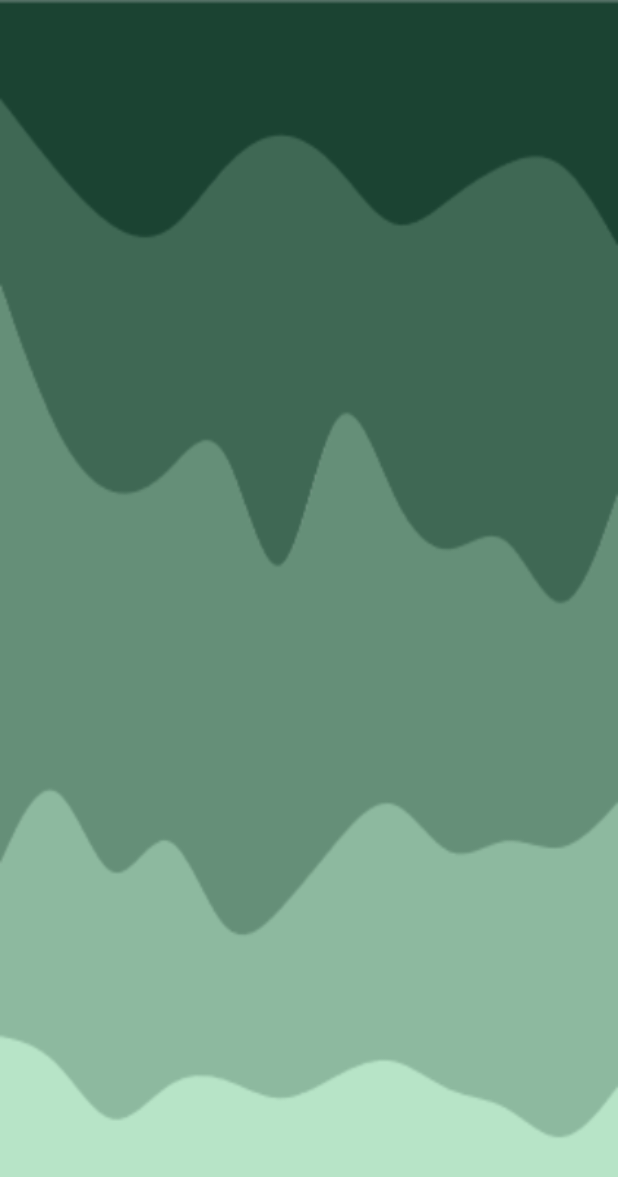
After one commit to PTFinalProject/solitude, an Android app: the hotlinePage screen opened directly, with no data from a screen before it, on a phone screen of 412 x 824 dp. The commit adds this screen. Shown: the top 1177 px of the screen. Run offline under Robolectric (Android 15) with nearby library versions, the phone set to English and light mode, and no system bars.

Commit message:
Added hotlines_page.xml and hotlinePage.java and added guides in README file for changing the background to an image and making a button go next page

```diff
--- /dev/null
+++ b/app/src/main/java/com/example/plattechfinalproject/hotlinePage.java
@@ -0,0 +1,13 @@
+package com.example.plattechfinalproject;
+
+import androidx.appcompat.app.AppCompatActivity;
+
+import android.os.Bundle;
+
+public class hotlinePage extends AppCompatActivity {
+
+    protected void onCreate(Bundle savedInstanceState) {
+        super.onCreate(savedInstanceState);
+        setContentView(R.layout.hotlines_page);
+    }
+}
--- /dev/null
+++ b/app/src/main/res/layout/hotlines_page.xml
@@ -0,0 +1,7 @@
+<?xml version="1.0" encoding="utf-8"?>
+<androidx.constraintlayout.widget.ConstraintLayout xmlns:android="http://schemas.android.com/apk/res/android"
+    xmlns:app="http://schemas.android.com/apk/res-auto"
+    xmlns:tools="http://schemas.android.com/tools"
+    android:layout_width="match_parent"
+    android:layout_height="match_parent"
+    android:background="@drawable/tranquilitybg"/>
--- a/app/src/main/res/values/strings.xml
+++ b/app/src/main/res/values/strings.xml
@@ -1,3 +1,4 @@
 <resources>
     <string name="app_name">PlatTechFinalProject</string>
+    <string name="background_image">Background Image</string>
 </resources>
--- a/build.gradle
+++ b/build.gradle
@@ -1,5 +1,5 @@
 // Top-level build file where you can add configuration options common to all sub-projects/modules.
 plugins {
-    id 'com.android.application' version '8.0.0' apply false
-    id 'com.android.library' version '8.0.0' apply false
+    id 'com.android.application' version '8.0.1' apply false
+    id 'com.android.library' version '8.0.1' apply false
 }
```
Also changed, not shown: app/src/main/AndroidManifest.xml (+10 -0 lines), app/src/main/java/com/example/plattechfinalproject/MainActivity.java (+13 -0 lines), app/src/main/res/layout/activity_main.xml (+9 -6 lines), 2 other files.
